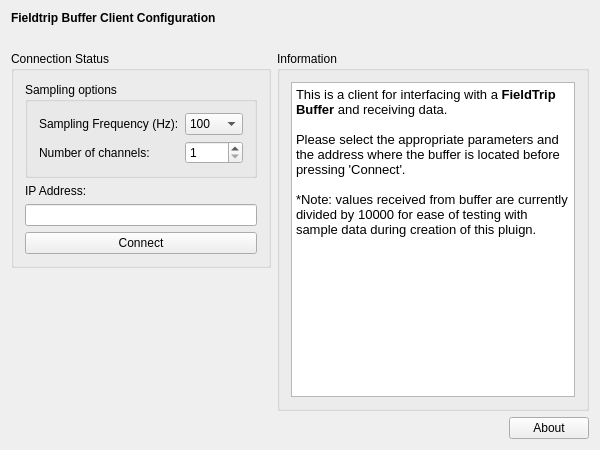
The window that applications/mne_scan/plugins/ftbuffer/FormFiles/ftbuffersetup.ui (mne-tools/mne-cpp) describes before a commit, drawn with Qt 5.
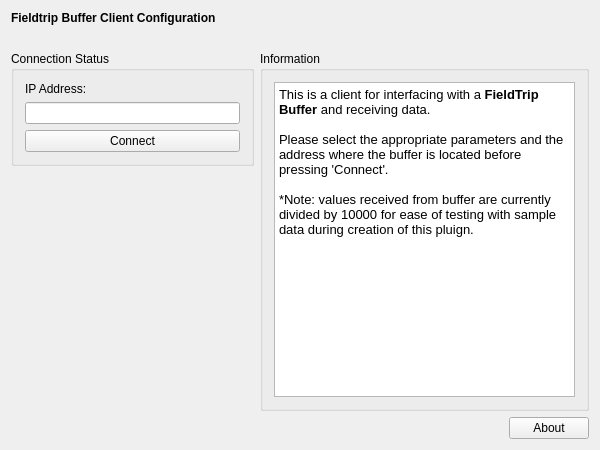
The same window after the commit.

Commit message: remove soon to be unnecessary ui elements

```diff
--- a/applications/mne_scan/plugins/ftbuffer/FormFiles/ftbuffersetup.ui
+++ b/applications/mne_scan/plugins/ftbuffer/FormFiles/ftbuffersetup.ui
@@ -129,17 +129,10 @@
         <bool>false</bool>
        </property>
        <layout class="QGridLayout" name="m_qGridLayout_Properties">
-        <item row="2" column="0">
-         <widget class="QLineEdit" name="m_lineEditIP"/>
-        </item>
         <item row="1" column="0">
-         <widget class="QLabel" name="label">
-          <property name="text">
-           <string>IP Address:</string>
-          </property>
-         </widget>
+         <widget class="QLineEdit" name="m_lineEditIP"/>
         </item>
-        <item row="3" column="0">
+        <item row="2" column="0">
          <widget class="QPushButton" name="m_qPushButton_Connect">
           <property name="text">
            <string>Connect</string>
@@ -147,120 +140,10 @@
          </widget>
         </item>
         <item row="0" column="0">
-         <widget class="QGroupBox" name="m_qGroupBox_SamplingOptions">
-          <property name="sizePolicy">
-           <sizepolicy hsizetype="Preferred" vsizetype="Preferred">
-            <horstretch>0</horstretch>
-            <verstretch>0</verstretch>
-           </sizepolicy>
+         <widget class="QLabel" name="label">
+          <property name="text">
+           <string>IP Address:</string>
           </property>
-          <property name="minimumSize">
-           <size>
-            <width>0</width>
-            <height>0</height>
-           </size>
-          </property>
-          <property name="maximumSize">
-           <size>
-            <width>16777215</width>
-            <height>16777215</height>
-           </size>
-          </property>
-          <property name="title">
-           <string>Sampling options</string>
-          </property>
-          <property name="flat">
-           <bool>false</bool>
-          </property>
-          <layout class="QFormLayout" name="formLayout_5">
-           <property name="fieldGrowthPolicy">
-            <enum>QFormLayout::AllNonFixedFieldsGrow</enum>
-           </property>
-           <item row="0" column="0">
-            <widget class="QLabel" name="m_qLabel_SamplingRate_4">
-             <property name="layoutDirection">
-              <enum>Qt::LeftToRight</enum>
-             </property>
-             <property name="text">
-              <string>Sampling Frequency (Hz):</string>
-             </property>
-            </widget>
-           </item>
-           <item row="0" column="1">
-            <widget class="QComboBox" name="m_comboBox_SamplingFreq_4">
-             <property name="currentText">
-              <string>100</string>
-             </property>
-             <item>
-              <property name="text">
-               <string>100</string>
-              </property>
-             </item>
-             <item>
-              <property name="text">
-               <string>128</string>
-              </property>
-             </item>
-             <item>
-              <property name="text">
-               <string>250</string>
-              </property>
-             </item>
-             <item>
-              <property name="text">
-               <string>256</string>
-              </property>
-             </item>
-             <item>
-              <property name="text">
-               <string>500</string>
-              </property>
-             </item>
-             <item>
-              <property name="text">
-               <string>512</string>
-              </property>
-             </item>
-             <item>
-              <property name="text">
-               <string>1000</string>
-              </property>
-             </item>
-             <item>
-              <property name="text">
-               <string>1024</string>
-              </property>
-             </item>
-             <item>
-              <property name="text">
-               <string>2000</string>
-              </property>
-             </item>
-             <item>
-              <property name="text">
-               <string>2048</string>
-              </property>
-             </item>
-            </widget>
-           </item>
-           <item row="1" column="0">
-            <widget class="QLabel" name="label_9">
-             <property name="text">
-              <string>Number of channels:</string>
-             </property>
-            </widget>
-           </item>
-           <item row="1" column="1">
-            <widget class="QSpinBox" name="m_spinBox_numberChannels_4">
-             <property name="minimum">
-              <number>1</number>
-             </property>
-             <property name="maximum">
-              <number>500</number>
-             </property>
-            </widget>
-           </item>
-          </layout>
          </widget>
         </item>
        </layout>
```
